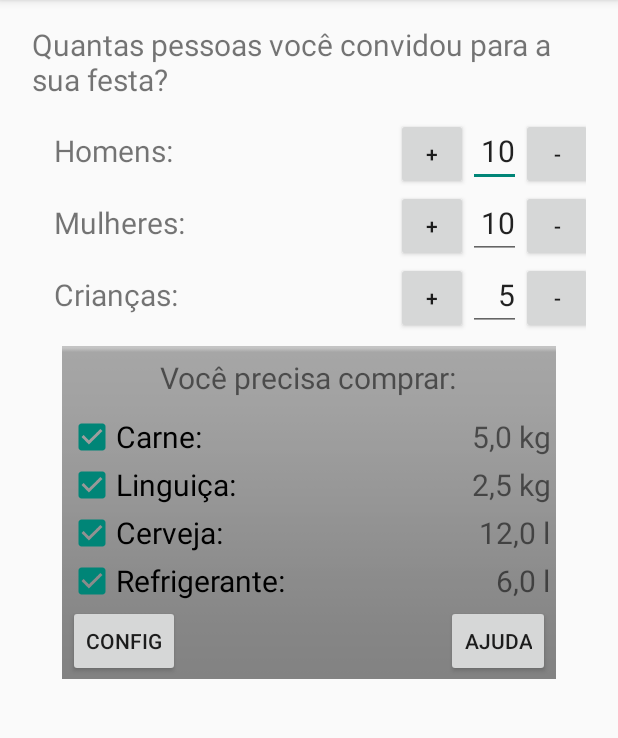
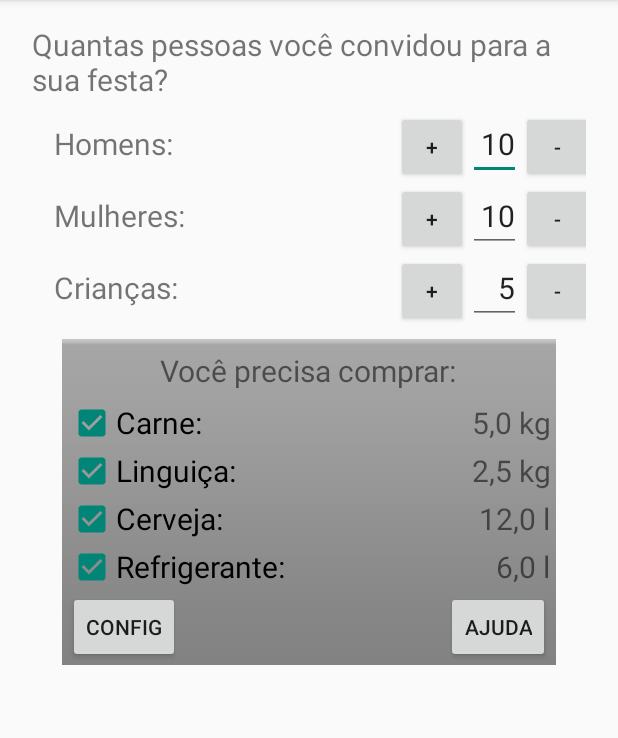
Before and after one commit to AndreBanki/Churrascometro, an Android app: the screen it shows after launch (MainActivity), on a phone screen of 412 x 824 dp, the part 84-822 px from its top. Run offline under Robolectric (Android 15) with nearby library versions, the phone set to English and light mode, and no system bars.

Commit message:
Ajuste no espaçamento

```diff
--- a/app/src/main/res/layout/activity_main.xml
+++ b/app/src/main/res/layout/activity_main.xml
@@ -1,6 +1,7 @@
 <RelativeLayout xmlns:android="http://schemas.android.com/apk/res/android"
     xmlns:tools="http://schemas.android.com/tools" android:layout_width="match_parent"
-    android:layout_height="match_parent" android:paddingLeft="@dimen/activity_horizontal_margin"
+    android:layout_height="match_parent"
+    android:paddingLeft="@dimen/activity_horizontal_margin"
     android:paddingRight="@dimen/activity_horizontal_margin"
     android:paddingTop="@dimen/activity_vertical_margin"
     android:paddingBottom="@dimen/activity_vertical_margin" tools:context=".MainActivity">
@@ -13,13 +14,13 @@
         android:layout_marginLeft="5dp"
         android:layout_marginRight="5dp">
         <TextView style="@style/subtitulo"
-            android:text="Quantas pessoas você convidou para a sua festa?"
-            android:id="@+id/textView2" />
+            android:text="Quantas pessoas você convidou para a sua festa?" />
+
         <TableLayout
             android:layout_width="match_parent"
             android:layout_height="wrap_content"
             android:layout_gravity="center_horizontal"
-            android:layout_marginTop="10dp"
+            android:layout_marginTop="5dp"
             android:layout_marginLeft="10dp"
             android:stretchColumns="0">
             <TableRow>
@@ -77,7 +78,7 @@
 
             <TextView style="@style/subtitulo"
                 android:text="Você precisa comprar:"
-                android:layout_marginBottom="10dp"
+                android:layout_marginBottom="5dp"
                 android:layout_gravity="center_horizontal"
                 android:layout_marginTop="2dp" />
 
```
